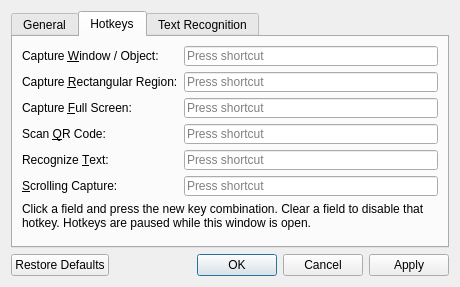
First picture: the form in src/settings/SettingsDialog.ui, repository ChickenSeller/glimpse, before the edit.
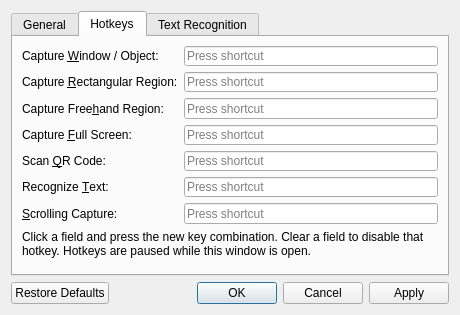
Second picture: the form after the edit. The open tabs and pages were chosen to show the change. Custom widgets are drawn as their Qt base class.

Commit message:
Add freehand region capture
- New "Capture Freehand Region" mode (toolbar, tray, settings hotkey,
  default Ctrl+Alt+6): drag an outline, releasing closes it. The result is
  its bounding box with the outside transparent.
- DesktopSnapshot::crop(QPainterPath) for shaped crops; works with the
  capture delay (the outline is kept for the live grab).
- The hidden scrolling capture's default hotkey moves to Ctrl+Alt+7.
- zh_CN/ja translations.

```diff
--- a/src/settings/SettingsDialog.ui
+++ b/src/settings/SettingsDialog.ui
@@ -107,6 +107,19 @@
           <widget class="HotkeyEdit" name="regionHotkeyEdit"/>
          </item>
          <item row="2" column="0">
+          <widget class="QLabel" name="freehandHotkeyLabel">
+           <property name="text">
+            <string>Capture Free&amp;hand Region:</string>
+           </property>
+           <property name="buddy">
+            <cstring>freehandHotkeyEdit</cstring>
+           </property>
+          </widget>
+         </item>
+         <item row="2" column="1">
+          <widget class="HotkeyEdit" name="freehandHotkeyEdit"/>
+         </item>
+         <item row="3" column="0">
           <widget class="QLabel" name="fullScreenHotkeyLabel">
            <property name="text">
             <string>Capture &amp;Full Screen:</string>
@@ -116,10 +129,10 @@
            </property>
           </widget>
          </item>
-         <item row="2" column="1">
+         <item row="3" column="1">
           <widget class="HotkeyEdit" name="fullScreenHotkeyEdit"/>
          </item>
-         <item row="3" column="0">
+         <item row="4" column="0">
           <widget class="QLabel" name="qrHotkeyLabel">
            <property name="text">
             <string>Scan &amp;QR Code:</string>
@@ -129,10 +142,10 @@
            </property>
           </widget>
          </item>
-         <item row="3" column="1">
+         <item row="4" column="1">
           <widget class="HotkeyEdit" name="qrHotkeyEdit"/>
          </item>
-         <item row="4" column="0">
+         <item row="5" column="0">
           <widget class="QLabel" name="ocrHotkeyLabel">
            <property name="text">
             <string>Recognize &amp;Text:</string>
@@ -142,10 +155,10 @@
            </property>
           </widget>
          </item>
-         <item row="4" column="1">
+         <item row="5" column="1">
           <widget class="HotkeyEdit" name="ocrHotkeyEdit"/>
          </item>
-         <item row="5" column="0">
+         <item row="6" column="0">
           <widget class="QLabel" name="scrollHotkeyLabel">
            <property name="text">
             <string>&amp;Scrolling Capture:</string>
@@ -155,7 +168,7 @@
            </property>
           </widget>
          </item>
-         <item row="5" column="1">
+         <item row="6" column="1">
           <widget class="HotkeyEdit" name="scrollHotkeyEdit"/>
          </item>
         </layout>
```
The commit also changes 15 other files.
